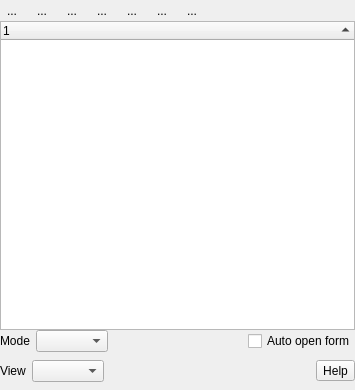
The window that src/ui/qgsidentifyresultsbase.ui (carsmie/QGIS) describes before a commit, drawn with Qt 5.
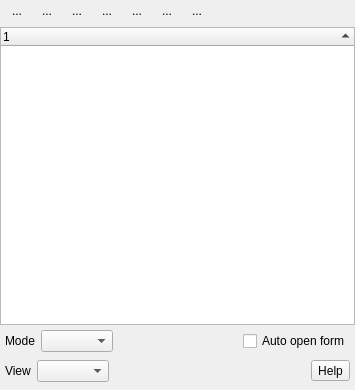
The same window after the commit. Icons and pictures are not drawn. Custom widgets are drawn as their Qt base class.

Commit message: Add some padding to identify panel to match browse and layers panel

The edit to the form file:
```diff
--- a/src/ui/qgsidentifyresultsbase.ui
+++ b/src/ui/qgsidentifyresultsbase.ui
@@ -35,6 +35,15 @@
        </property>
        <item>
         <layout class="QHBoxLayout" name="horizontalLayout">
+         <property name="leftMargin">
+          <number>5</number>
+         </property>
+         <property name="rightMargin">
+          <number>5</number>
+         </property>
+         <property name="bottomMargin">
+          <number>6</number>
+         </property>
          <item>
           <widget class="QToolButton" name="mExpandToolButton">
            <property name="toolTip">
@@ -201,6 +210,15 @@
        </item>
        <item>
         <layout class="QHBoxLayout" name="horizontalLayout_2">
+         <property name="leftMargin">
+          <number>5</number>
+         </property>
+         <property name="topMargin">
+          <number>5</number>
+         </property>
+         <property name="rightMargin">
+          <number>5</number>
+         </property>
          <item>
           <widget class="QLabel" name="lblIdentifyMode">
            <property name="toolTip">
@@ -296,6 +314,12 @@
    </item>
    <item>
     <layout class="QHBoxLayout" name="horizontalLayout_3">
+     <property name="leftMargin">
+      <number>5</number>
+     </property>
+     <property name="rightMargin">
+      <number>5</number>
+     </property>
      <item>
       <widget class="QLabel" name="lblViewMode">
        <property name="toolTip">
```
